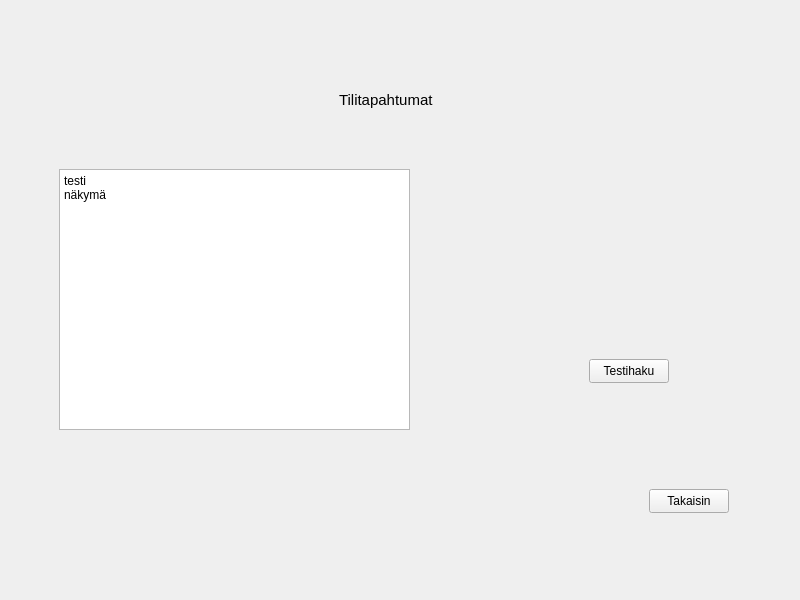
First picture: the form in frontend/transactionwindow.ui, repository 22kmo-project/group_10, before the edit.
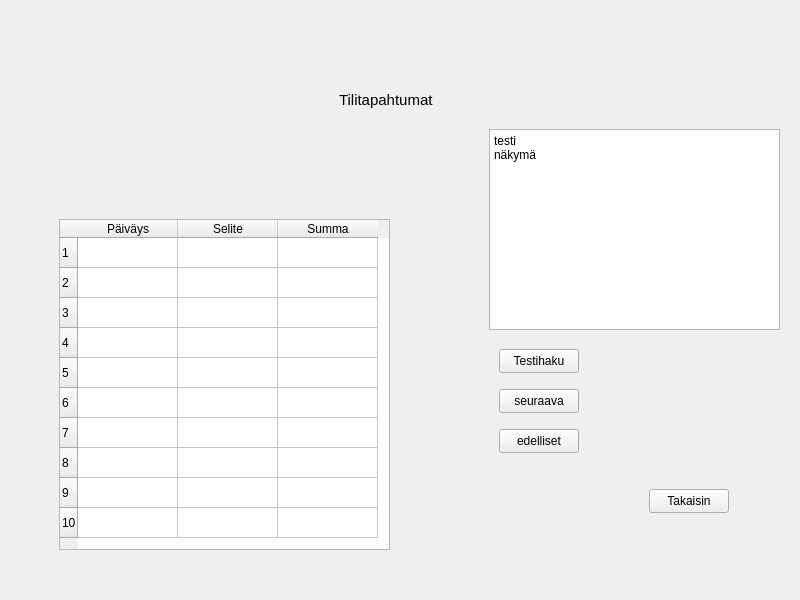
Second picture: the form after the edit.

Patch:
```diff
--- a/frontend/transactionwindow.ui
+++ b/frontend/transactionwindow.ui
@@ -57,10 +57,10 @@
     <widget class="QTextBrowser" name="textBrowser">
      <property name="geometry">
       <rect>
-       <x>40</x>
-       <y>150</y>
-       <width>351</width>
-       <height>261</height>
+       <x>470</x>
+       <y>110</y>
+       <width>291</width>
+       <height>201</height>
       </rect>
      </property>
      <property name="html">
@@ -76,8 +76,8 @@
     <widget class="QPushButton" name="dataButton">
      <property name="geometry">
       <rect>
-       <x>570</x>
-       <y>340</y>
+       <x>480</x>
+       <y>330</y>
        <width>80</width>
        <height>24</height>
       </rect>
@@ -86,6 +86,107 @@
       <string>Testihaku</string>
      </property>
     </widget>
+    <widget class="QTableWidget" name="transactionTable">
+     <property name="geometry">
+      <rect>
+       <x>40</x>
+       <y>200</y>
+       <width>331</width>
+       <height>331</height>
+      </rect>
+     </property>
+     <row>
+      <property name="text">
+       <string>1</string>
+      </property>
+     </row>
+     <row>
+      <property name="text">
+       <string>2</string>
+      </property>
+     </row>
+     <row>
+      <property name="text">
+       <string>3</string>
+      </property>
+     </row>
+     <row>
+      <property name="text">
+       <string>4</string>
+      </property>
+     </row>
+     <row>
+      <property name="text">
+       <string>5</string>
+      </property>
+     </row>
+     <row>
+      <property name="text">
+       <string>6</string>
+      </property>
+     </row>
+     <row>
+      <property name="text">
+       <string>7</string>
+      </property>
+     </row>
+     <row>
+      <property name="text">
+       <string>8</string>
+      </property>
+     </row>
+     <row>
+      <property name="text">
+       <string>9</string>
+      </property>
+     </row>
+     <row>
+      <property name="text">
+       <string>10</string>
+      </property>
+     </row>
+     <column>
+      <property name="text">
+       <string>Päiväys</string>
+      </property>
+     </column>
+     <column>
+      <property name="text">
+       <string>Selite</string>
+      </property>
+     </column>
+     <column>
+      <property name="text">
+       <string>Summa</string>
+      </property>
+     </column>
+    </widget>
+    <widget class="QPushButton" name="getNextButton">
+     <property name="geometry">
+      <rect>
+       <x>480</x>
+       <y>370</y>
+       <width>80</width>
+       <height>24</height>
+      </rect>
+     </property>
+     <property name="text">
+      <string>seuraava</string>
+     </property>
+    </widget>
+    <widget class="QPushButton" name="getPrevButton">
+     <property name="geometry">
+      <rect>
+       <x>480</x>
+       <y>410</y>
+       <width>80</width>
+       <height>24</height>
+      </rect>
+     </property>
+     <property name="text">
+      <string>edelliset</string>
+     </property>
+    </widget>
    </widget>
    <widget class="QWidget" name="page_2"/>
   </widget>
```
Left out of the diff: 27 changed lines with no effect on the pictures.
